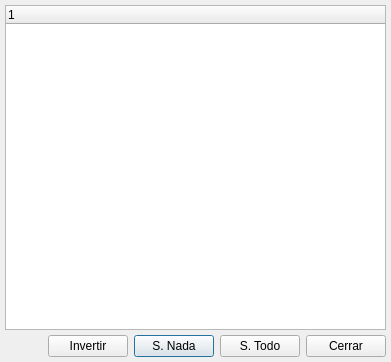
The window that bulmages/bulmacont/src/bccanalseleccionarbase.ui (eboladev/Bulmages-1) describes before a commit, drawn with Qt 5.
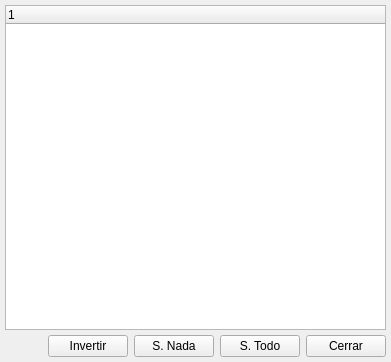
The same window after the commit. Icons and pictures are not drawn.

The edit to the form file:
```diff
--- a/bulmages/bulmacont/src/bccanalseleccionarbase.ui
+++ b/bulmages/bulmacont/src/bccanalseleccionarbase.ui
@@ -1,6 +1,6 @@
 <ui version="4.0" >
  <class>BcCanalSeleccionarBase</class>
- <widget class="QDialog" name="BcCanalSeleccionarBase" >
+ <widget class="QWidget" name="BcCanalSeleccionarBase" >
   <property name="geometry" >
    <rect>
     <x>0</x>
```
